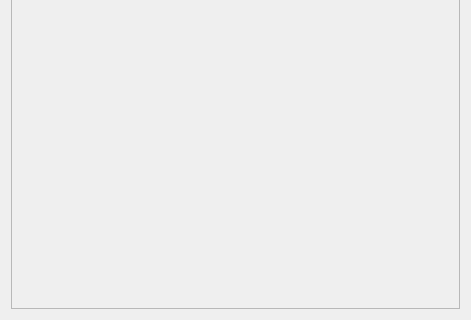
Old version of the form KeybindWindow.ui in the repository aquova/arqade; both pictures show x 0 to 471 and y 290 to 610 of the 471 by 610 pixel window.
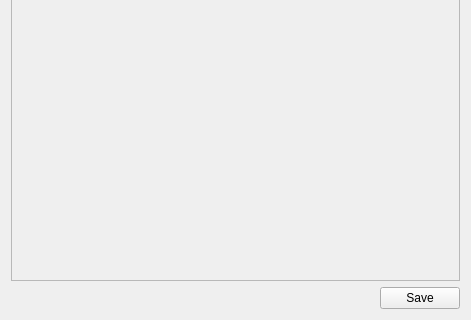
New version of the form.

Patch:
```diff
--- a/KeybindWindow.ui
+++ b/KeybindWindow.ui
@@ -39,7 +39,7 @@
         <x>0</x>
         <y>0</y>
         <width>451</width>
-        <height>557</height>
+        <height>524</height>
        </rect>
       </property>
       <layout class="QVBoxLayout" name="verticalLayout_2">
@@ -50,6 +50,30 @@
      </widget>
     </widget>
    </item>
+   <item>
+    <layout class="QHBoxLayout" name="saveLayout">
+     <item>
+      <spacer name="saveSpacer">
+       <property name="orientation">
+        <enum>Qt::Horizontal</enum>
+       </property>
+       <property name="sizeHint" stdset="0">
+        <size>
+         <width>40</width>
+         <height>20</height>
+        </size>
+       </property>
+      </spacer>
+     </item>
+     <item>
+      <widget class="QPushButton" name="saveButton">
+       <property name="text">
+        <string>Save</string>
+       </property>
+      </widget>
+     </item>
+    </layout>
+   </item>
   </layout>
  </widget>
  <resources/>
```
Left out of the diff: 2 changed lines with no effect on the pictures.
